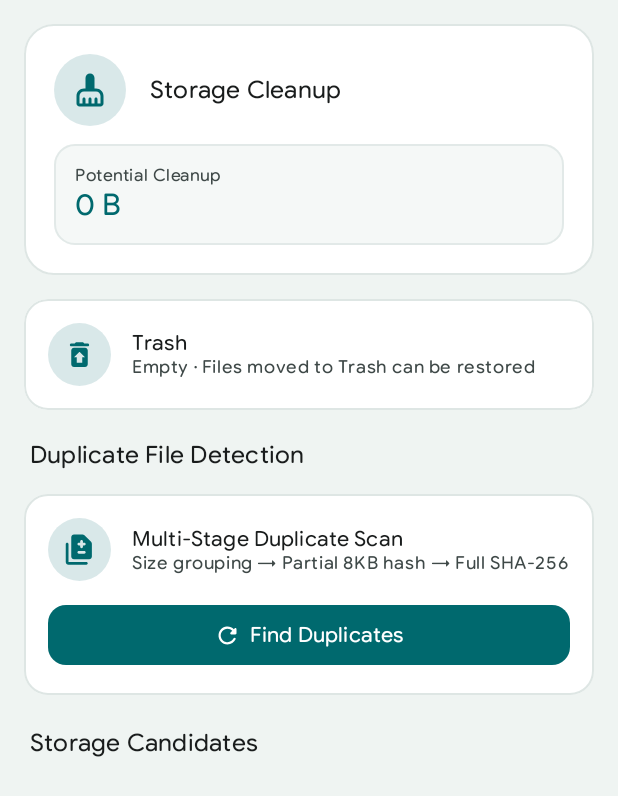
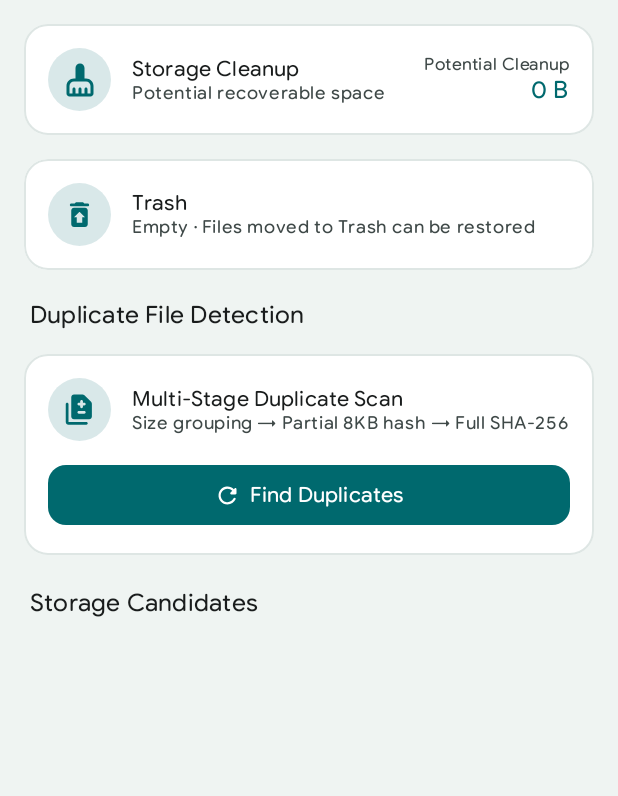
Before and after one commit to tanvirr007/quarry-app, an Android app built with Jetpack Compose: the composable CleanupScreen shown on its own in the app's theme, on a phone screen of 412 x 824 dp. Shown: the top 796 px of the screen. Run offline under Robolectric (Android 15) with nearby library versions, the light colour scheme and no system bars; our stand-ins replace Room's generated code.

Commit message:
refactor: redesign storage cleanup card
- Remove nested inner card for potential cleanup space.
- Move Potential Cleanup title and recoverable bytes to the right.
- Align Storage Cleanup card layout with overall Cleanup screen design.

----------------------------------------
TEST:
- Open Cleanup tab and inspect top Storage Cleanup overview card.
- Verify icon and title are on the left and Potential Cleanup bytes on the right.
----------------------------------------

Signed-off-by: tanvirr007 <43490582+tanvirr007@users.noreply.github.com>

```diff
--- a/app/src/main/java/app/quarry/tanvir/info/ui/cleanup/CleanupScreen.kt
+++ b/app/src/main/java/app/quarry/tanvir/info/ui/cleanup/CleanupScreen.kt
@@ -113,26 +113,22 @@ fun CleanupScreen(
         // Cleanup Header Card
         Card(
             modifier = Modifier.fillMaxWidth(),
-            shape = RoundedCornerShape(20.dp),
+            shape = RoundedCornerShape(16.dp),
             colors = CardDefaults.cardColors(
                 containerColor = MaterialTheme.colorScheme.surface
             ),
             border = BorderStroke(1.dp, MaterialTheme.colorScheme.outlineVariant.copy(alpha = 0.7f))
         ) {
-            Column(
+            Row(
                 modifier = Modifier
                     .fillMaxWidth()
-                    .padding(20.dp),
-                verticalArrangement = Arrangement.spacedBy(12.dp)
-            ) {
-                Row(
-                    modifier = Modifier.fillMaxWidth(),
+                    .padding(16.dp),
                 verticalAlignment = Alignment.CenterVertically,
-                    horizontalArrangement = Arrangement.spacedBy(16.dp)
+                horizontalArrangement = Arrangement.spacedBy(14.dp)
             ) {
                 Box(
                     modifier = Modifier
-                            .size(48.dp)
+                        .size(42.dp)
                         .clip(CircleShape)
                         .background(MaterialTheme.colorScheme.primary.copy(alpha = 0.15f)),
                     contentAlignment = Alignment.Center
@@ -145,30 +141,21 @@ fun CleanupScreen(
                     )
                 }
 
+                Column(modifier = Modifier.weight(1f)) {
                     Text(
                         text = "Storage Cleanup",
-                        style = MaterialTheme.typography.titleMedium,
-                        fontWeight = FontWeight.Bold,
-                        modifier = Modifier.weight(1f)
+                        style = MaterialTheme.typography.titleSmall,
+                        fontWeight = FontWeight.SemiBold,
+                        color = MaterialTheme.colorScheme.onSurface
+                    )
+                    Text(
+                        text = "Potential recoverable space",
+                        style = MaterialTheme.typography.bodySmall,
+                        color = MaterialTheme.colorScheme.onSurfaceVariant
                     )
                 }
 
-                Card(
-                    modifier = Modifier.fillMaxWidth(),
-                    shape = RoundedCornerShape(14.dp),
-                    colors = CardDefaults.cardColors(
-                        containerColor = MaterialTheme.colorScheme.surfaceVariant.copy(alpha = 0.35f)
-                    ),
-                    border = BorderStroke(1.dp, MaterialTheme.colorScheme.outlineVariant.copy(alpha = 0.5f))
-                ) {
-                    Row(
-                        modifier = Modifier
-                            .fillMaxWidth()
-                            .padding(14.dp),
-                        verticalAlignment = Alignment.CenterVertically,
-                        horizontalArrangement = Arrangement.SpaceBetween
-                    ) {
-                        Column {
+                Column(horizontalAlignment = Alignment.End) {
                     Text(
                         text = "Potential Cleanup",
                         style = MaterialTheme.typography.labelSmall,
@@ -176,12 +163,10 @@ fun CleanupScreen(
                     )
                     Text(
                         text = StorageFormatter.formatBytes(uiState.totalRecoverableBytes),
-                                style = MaterialTheme.typography.titleLarge,
+                        style = MaterialTheme.typography.titleMedium,
                         fontWeight = FontWeight.Bold,
                         color = MaterialTheme.colorScheme.primary
                     )
-                        }
-                    }
                 }
             }
         }
```
Lines whose indentation alone changed are shown as unchanged.
